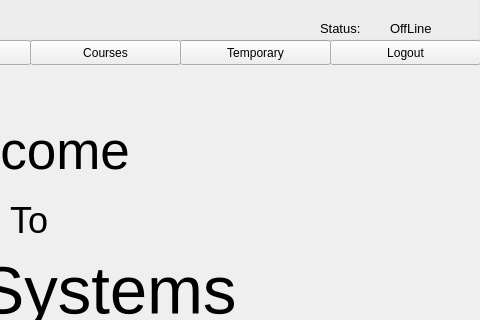
Above: resources/UI/main.ui from Poom1997/gman before the change; both pictures show x 420 to 900 and y 0 to 320 of the 900 by 600 pixel window. Below: the same form after it.
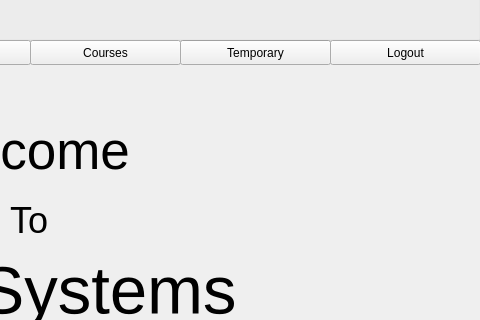
That is the form after the change.

What changed in the file:
```diff
--- a/resources/UI/main.ui
+++ b/resources/UI/main.ui
@@ -130,42 +130,6 @@
    <property name="title">
     <string/>
    </property>
-   <widget class="QLabel" name="status_2">
-    <property name="geometry">
-     <rect>
-      <x>810</x>
-      <y>30</y>
-      <width>53</width>
-      <height>16</height>
-     </rect>
-    </property>
-    <property name="font">
-     <font>
-      <pointsize>10</pointsize>
-     </font>
-    </property>
-    <property name="text">
-     <string>OffLine</string>
-    </property>
-   </widget>
-   <widget class="QLabel" name="label_5">
-    <property name="geometry">
-     <rect>
-      <x>740</x>
-      <y>30</y>
-      <width>61</width>
-      <height>16</height>
-     </rect>
-    </property>
-    <property name="font">
-     <font>
-      <pointsize>10</pointsize>
-     </font>
-    </property>
-    <property name="text">
-     <string>Status:</string>
-    </property>
-   </widget>
    <widget class="QLabel" name="barLabel">
     <property name="geometry">
      <rect>
```
Left out of the diff: 8 changed lines with no effect on the pictures.
